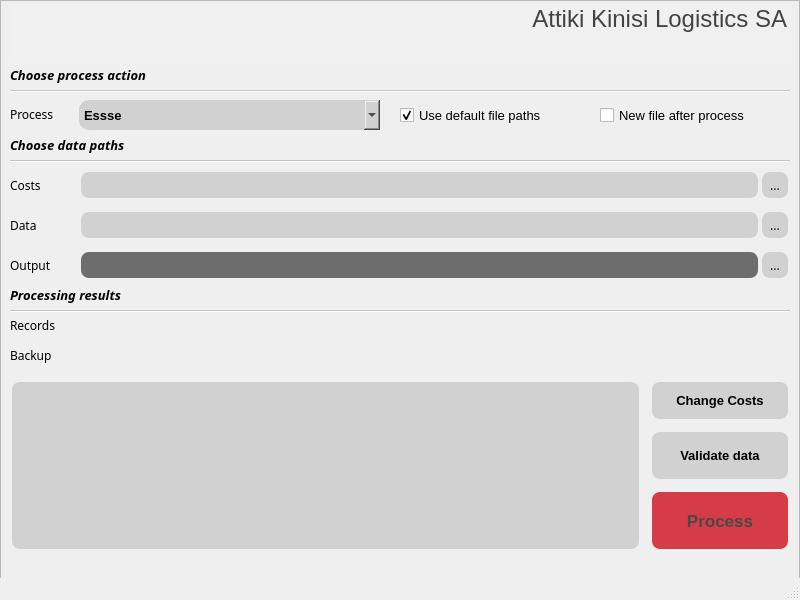
The window that gui/ui_resources/aztool_akl_gui.ui (kosazna/atakl) describes before a commit, drawn with Qt 5.
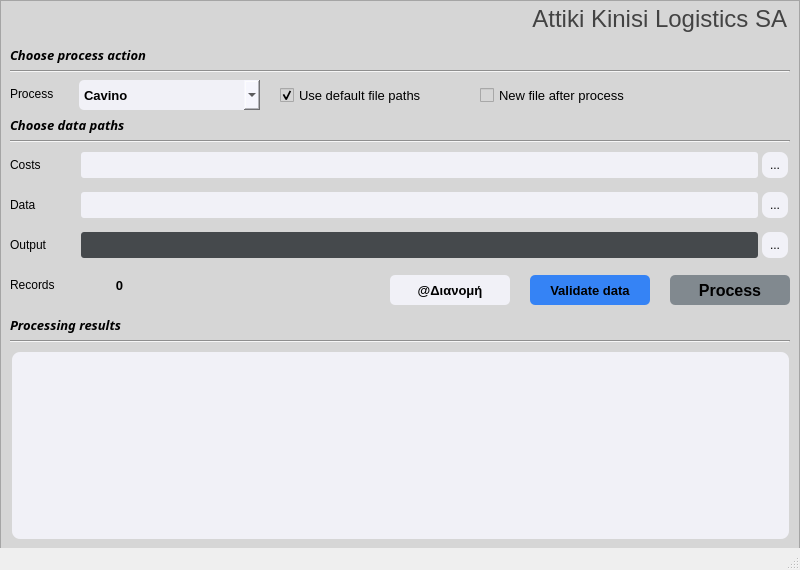
The same window after the commit.

Patch:
```diff
--- a/gui/ui_resources/aztool_akl_gui.ui
+++ b/gui/ui_resources/aztool_akl_gui.ui
@@ -7,7 +7,7 @@
     <x>0</x>
     <y>0</y>
     <width>800</width>
-    <height>600</height>
+    <height>570</height>
    </rect>
   </property>
   <property name="windowTitle">
@@ -20,7 +20,7 @@
       <x>0</x>
       <y>0</y>
       <width>800</width>
-      <height>600</height>
+      <height>550</height>
      </rect>
     </property>
     <property name="palette">
@@ -38,9 +38,9 @@
        <colorrole role="Button">
         <brush brushstyle="SolidPattern">
          <color alpha="255">
-          <red>195</red>
-          <green>195</green>
-          <blue>195</blue>
+          <red>214</red>
+          <green>214</green>
+          <blue>214</blue>
          </color>
         </brush>
        </colorrole>
@@ -80,6 +80,24 @@
          </color>
         </brush>
        </colorrole>
+       <colorrole role="Base">
+        <brush brushstyle="SolidPattern">
+         <color alpha="255">
+          <red>214</red>
+          <green>214</green>
+          <blue>214</blue>
+         </color>
+        </brush>
+       </colorrole>
+       <colorrole role="Window">
+        <brush brushstyle="SolidPattern">
+         <color alpha="255">
+          <red>214</red>
+          <green>214</green>
+          <blue>214</blue>
+         </color>
+        </brush>
+       </colorrole>
       </active>
       <inactive>
        <colorrole role="WindowText">
@@ -94,9 +112,9 @@
        <colorrole role="Button">
         <brush brushstyle="SolidPattern">
          <color alpha="255">
-          <red>195</red>
-          <green>195</green>
-          <blue>195</blue>
+          <red>214</red>
+          <green>214</green>
+          <blue>214</blue>
          </color>
         </brush>
        </colorrole>
@@ -136,6 +154,24 @@
          </color>
         </brush>
        </colorrole>
+       <colorrole role="Base">
+        <brush brushstyle="SolidPattern">
+         <color alpha="255">
+          <red>214</red>
+          <green>214</green>
+          <blue>214</blue>
+         </color>
+        </brush>
+       </colorrole>
+       <colorrole role="Window">
+        <brush brushstyle="SolidPattern">
+         <color alpha="255">
+          <red>214</red>
+          <green>214</green>
+          <blue>214</blue>
+         </color>
+        </brush>
+       </colorrole>
       </inactive>
       <disabled>
        <colorrole role="WindowText">
@@ -150,9 +186,9 @@
        <colorrole role="Button">
         <brush brushstyle="SolidPattern">
          <color alpha="255">
-          <red>195</red>
-          <green>195</green>
-          <blue>195</blue>
+          <red>214</red>
+          <green>214</green>
+          <blue>214</blue>
          </color>
         </brush>
        </colorrole>
@@ -192,6 +228,24 @@
          </color>
         </brush>
        </colorrole>
+       <colorrole role="Base">
+        <brush brushstyle="SolidPattern">
+         <color alpha="255">
+          <red>214</red>
+          <green>214</green>
+          <blue>214</blue>
+         </color>
+        </brush>
+       </colorrole>
+       <colorrole role="Window">
+        <brush brushstyle="SolidPattern">
+         <color alpha="255">
+          <red>214</red>
+          <green>214</green>
+          <blue>214</blue>
+         </color>
+        </brush>
+       </colorrole>
       </disabled>
      </palette>
     </property>
@@ -204,6 +258,9 @@
     <property name="autoFillBackground">
      <bool>false</bool>
     </property>
+    <property name="styleSheet">
+     <string notr="true">background-color: rgb(214, 214, 214);</string>
+    </property>
     <property name="frameShape">
      <enum>QFrame::StyledPanel</enum>
     </property>
@@ -214,11 +271,16 @@
      <property name="geometry">
       <rect>
        <x>10</x>
-       <y>99</y>
+       <y>79</y>
        <width>60</width>
        <height>30</height>
       </rect>
      </property>
+     <property name="font">
+      <font>
+       <pointsize>9</pointsize>
+      </font>
+     </property>
      <property name="text">
       <string>Process</string>
      </property>
@@ -227,11 +289,16 @@
      <property name="geometry">
       <rect>
        <x>10</x>
-       <y>170</y>
+       <y>150</y>
        <width>60</width>
        <height>30</height>
       </rect>
      </property>
+     <property name="font">
+      <font>
+       <pointsize>9</pointsize>
+      </font>
+     </property>
      <property name="text">
       <string>Costs</string>
      </property>
@@ -240,11 +307,16 @@
      <property name="geometry">
       <rect>
        <x>10</x>
-       <y>210</y>
+       <y>190</y>
        <width>60</width>
        <height>30</height>
       </rect>
      </property>
+     <property name="font">
+      <font>
+       <pointsize>9</pointsize>
+      </font>
+     </property>
      <property name="text">
       <string>Data</string>
      </property>
@@ -253,33 +325,25 @@
      <property name="geometry">
       <rect>
        <x>10</x>
-       <y>310</y>
+       <y>270</y>
        <width>60</width>
        <height>30</height>
       </rect>
      </property>
+     <property name="font">
+      <font>
+       <pointsize>9</pointsize>
+      </font>
+     </property>
      <property name="text">
       <string>Records</string>
      </property>
     </widget>
-    <widget class="QLabel" name="label_backup">
-     <property name="geometry">
-      <rect>
-       <x>10</x>
-       <y>340</y>
-       <width>60</width>
-       <height>30</height>
-      </rect>
-     </property>
-     <property name="text">
-      <string>Backup</string>
-     </property>
-    </widget>
     <widget class="QLabel" name="label_data_paths">
      <property name="geometry">
       <rect>
        <x>10</x>
-       <y>130</y>
+       <y>110</y>
        <width>200</width>
        <height>30</height>
       </rect>
@@ -301,7 +365,7 @@
      <property name="geometry">
       <rect>
        <x>10</x>
-       <y>60</y>
+       <y>40</y>
        <width>200</width>
        <height>30</height>
       </rect>
@@ -323,7 +387,7 @@
      <property name="geometry">
       <rect>
        <x>10</x>
-       <y>280</y>
+       <y>310</y>
        <width>200</width>
        <height>30</height>
       </rect>
@@ -345,7 +409,7 @@
      <property name="geometry">
       <rect>
        <x>10</x>
-       <y>90</y>
+       <y>70</y>
        <width>780</width>
        <height>3</height>
       </rect>
@@ -358,7 +422,7 @@
      <property name="geometry">
       <rect>
        <x>10</x>
-       <y>160</y>
+       <y>140</y>
        <width>780</width>
        <height>3</height>
       </rect>
@@ -371,7 +435,7 @@
      <property name="geometry">
       <rect>
        <x>10</x>
-       <y>310</y>
+       <y>340</y>
        <width>780</width>
        <height>3</height>
       </rect>
@@ -384,8 +448,8 @@
      <property name="geometry">
       <rect>
        <x>79</x>
-       <y>100</y>
-       <width>301</width>
+       <y>80</y>
+       <width>181</width>
        <height>30</height>
       </rect>
      </property>
@@ -398,17 +462,29 @@
       </font>
      </property>
      <property name="styleSheet">
-      <string notr="true">background-color: rgb(209, 209, 209);
+      <string notr="true">background-color: rgba(248, 248, 255, 0.8);
+selection-color: rgb(0, 0, 0);
+selection-background-color: rgba(248, 248, 255, 0.8);
 border-width:4px;
 border-color:black;
-border-radius:10px;</string>
+border-radius:5px;</string>
      </property>
      <property name="editable">
       <bool>false</bool>
      </property>
      <property name="frame">
-      <bool>false</bool>
+      <bool>true</bool>
      </property>
+     <item>
+      <property name="text">
+       <string>Cavino</string>
+      </property>
+     </item>
+     <item>
+      <property name="text">
+       <string>Concepts</string>
+      </property>
+     </item>
      <item>
       <property name="text">
        <string>Essse</string>
@@ -441,18 +517,21 @@
      </item>
     </widget>
     <widget class="QToolButton" name="button_process">
+     <property name="enabled">
+      <bool>true</bool>
+     </property>
      <property name="geometry">
       <rect>
-       <x>650</x>
-       <y>490</y>
-       <width>140</width>
-       <height>61</height>
+       <x>670</x>
+       <y>275</y>
+       <width>120</width>
+       <height>30</height>
       </rect>
      </property>
      <property name="font">
       <font>
        <family>Segoe UI</family>
-       <pointsize>13</pointsize>
+       <pointsize>12</pointsize>
        <weight>75</weight>
        <bold>true</bold>
       </font>
@@ -461,12 +540,10 @@
       <bool>false</bool>
      </property>
      <property name="styleSheet">
-      <string notr="true">background-color: rgba(207, 14, 30, 0.8);
-color: rgb(72, 72, 72);
-border-width:4px;
-border-color:black;
-border-style:offset;
-border-radius:10px;</string>
+      <string notr="true">background-color: rgba(108, 117, 125, 0.8);
+color: rgb(0, 0, 0);
+border-width:10px;
+border-radius:5px;</string>
      </property>
      <property name="text">
       <string>Process</string>
@@ -484,10 +561,10 @@
     <widget class="QToolButton" name="button_change_costs">
      <property name="geometry">
       <rect>
-       <x>650</x>
-       <y>380</y>
-       <width>140</width>
-       <height>41</height>
+       <x>390</x>
+       <y>275</y>
+       <width>120</width>
+       <height>30</height>
       </rect>
      </property>
      <property name="font">
@@ -499,21 +576,21 @@
       </font>
      </property>
      <property name="styleSheet">
-      <string notr="true">background-color: rgb(209, 209, 209);
-border-width:4px;
-border-color:black;
-border-style:offset;
-border-radius:10px;</string>
+      <string notr="true">background-color: rgba(248, 248, 255, 0.8);
+color: rgb(0, 0, 0);
+border-width:10px;
+border-radius:5px;
+</string>
      </property>
      <property name="text">
-      <string>Change Costs</string>
+      <string>@Διανομή</string>
      </property>
     </widget>
     <widget class="QLineEdit" name="text_costs">
      <property name="geometry">
       <rect>
        <x>79</x>
-       <y>170</y>
+       <y>150</y>
        <width>681</width>
        <height>30</height>
       </rect>
@@ -525,11 +602,11 @@
       </font>
      </property>
      <property name="styleSheet">
-      <string notr="true">background-color: rgb(209, 209, 209);
+      <string notr="true">background-color: rgba(248, 248, 255, 0.8);
 border-width:4px;
 border-color:black;
 border-style:offset;
-border-radius:10px;</string>
+border-radius:5px;</string>
      </property>
      <property name="frame">
       <bool>true</bool>
@@ -539,7 +616,7 @@
      <property name="geometry">
       <rect>
        <x>79</x>
-       <y>210</y>
+       <y>190</y>
        <width>681</width>
        <height>30</height>
       </rect>
@@ -551,53 +628,35 @@
       </font>
      </property>
      <property name="styleSheet">
-      <string notr="true">background-color: rgb(209, 209, 209);
+      <string notr="true">background-color: rgba(248, 248, 255, 0.8);
 border-width:4px;
 border-color:black;
 border-style:offset;
-border-radius:10px;</string>
+border-radius:5px;</string>
      </property>
     </widget>
     <widget class="QLabel" name="text_records">
      <property name="geometry">
       <rect>
        <x>79</x>
-       <y>310</y>
-       <width>701</width>
+       <y>270</y>
+       <width>81</width>
        <height>30</height>
       </rect>
      </property>
      <property name="font">
       <font>
        <family>Segoe UI</family>
-       <pointsize>9</pointsize>
+       <pointsize>10</pointsize>
        <weight>75</weight>
        <bold>true</bold>
       </font>
      </property>
      <property name="text">
-      <string/>
+      <string>0</string>
      </property>
-    </widget>
-    <widget class="QLabel" name="text_backup">
-     <property name="geometry">
-      <rect>
-       <x>79</x>
-       <y>340</y>
-       <width>701</width>
-       <height>30</height>
-      </rect>
-     </property>
-     <property name="font">
-      <font>
-       <family>Segoe UI</family>
-       <pointsize>9</pointsize>
-       <weight>75</weight>
-       <bold>true</bold>
-      </font>
-     </property>
-     <property name="text">
-      <string/>
+     <property name="alignment">
+      <set>Qt::AlignCenter</set>
      </property>
     </widget>
     <widget class="QTextBrowser" name="akl_logo">
@@ -606,40 +665,94 @@
        <x>10</x>
        <y>1</y>
        <width>781</width>
-       <height>61</height>
+       <height>41</height>
       </rect>
      </property>
      <property name="palette">
       <palette>
        <active>
+        <colorrole role="Button">
+         <brush brushstyle="SolidPattern">
+          <color alpha="255">
+           <red>214</red>
+           <green>214</green>
+           <blue>214</blue>
+          </color>
+         </brush>
+        </colorrole>
         <colorrole role="Base">
          <brush brushstyle="SolidPattern">
           <color alpha="255">
-           <red>240</red>
-           <green>240</green>
-           <blue>240</blue>
+           <red>214</red>
+           <green>214</green>
+           <blue>214</blue>
+          </color>
+         </brush>
+        </colorrole>
+        <colorrole role="Window">
+         <brush brushstyle="SolidPattern">
+          <color alpha="255">
+           <red>214</red>
+           <green>214</green>
+           <blue>214</blue>
           </color>
          </brush>
         </colorrole>
        </active>
        <inactive>
+        <colorrole role="Button">
+         <brush brushstyle="SolidPattern">
+          <color alpha="255">
+           <red>214</red>
+           <green>214</green>
+           <blue>214</blue>
+          </color>
+         </brush>
+        </colorrole>
         <colorrole role="Base">
          <brush brushstyle="SolidPattern">
           <color alpha="255">
-           <red>240</red>
-           <green>240</green>
-           <blue>240</blue>
+           <red>214</red>
+           <green>214</green>
+           <blue>214</blue>
+          </color>
+         </brush>
+        </colorrole>
+        <colorrole role="Window">
+         <brush brushstyle="SolidPattern">
+          <color alpha="255">
+           <red>214</red>
+           <green>214</green>
+           <blue>214</blue>
           </color>
          </brush>
         </colorrole>
        </inactive>
        <disabled>
+        <colorrole role="Button">
+         <brush brushstyle="SolidPattern">
+          <color alpha="255">
+           <red>214</red>
+           <green>214</green>
+           <blue>214</blue>
+          </color>
+         </brush>
+        </colorrole>
         <colorrole role="Base">
          <brush brushstyle="SolidPattern">
           <color alpha="255">
-           <red>240</red>
-           <green>240</green>
-           <blue>240</blue>
+           <red>214</red>
+           <green>214</green>
+           <blue>214</blue>
+          </color>
+         </brush>
+        </colorrole>
+        <colorrole role="Window">
+         <brush brushstyle="SolidPattern">
+          <color alpha="255">
+           <red>214</red>
+           <green>214</green>
+           <blue>214</blue>
           </color>
          </brush>
         </colorrole>
@@ -658,21 +771,21 @@
       <string>&lt;!DOCTYPE HTML PUBLIC &quot;-//W3C//DTD HTML 4.0//EN&quot; &quot;http://www.w3.org/TR/REC-html40/strict.dtd&quot;&gt;
 &lt;html&gt;&lt;head&gt;&lt;meta name=&quot;qrichtext&quot; content=&quot;1&quot; /&gt;&lt;style type=&quot;text/css&quot;&gt;
 p, li { white-space: pre-wrap; }
-&lt;/style&gt;&lt;/head&gt;&lt;body style=&quot; font-family:'Segoe UI'; font-size:9pt; font-weight:400; font-style:normal;&quot;&gt;
-&lt;p align=&quot;right&quot; style=&quot; margin-top:0px; margin-bottom:0px; margin-left:0px; margin-right:0px; -qt-block-indent:0; text-indent:0px;&quot;&gt;&lt;span style=&quot; font-family:'Century Gothic'; font-size:18pt; color:#434343;&quot;&gt;Attiki Kinisi Logistics SA&lt;/span&gt;&lt;/p&gt;&lt;/body&gt;&lt;/html&gt;</string>
+&lt;/style&gt;&lt;/head&gt;&lt;body style=&quot; font-family:'Segoe UI'; font-size:8.25pt; font-weight:400; font-style:normal;&quot;&gt;
+&lt;p align=&quot;right&quot; style=&quot; margin-top:0px; margin-bottom:0px; margin-left:0px; margin-right:0px; -qt-block-indent:0; text-indent:0px;&quot;&gt;&lt;span style=&quot; font-size:18pt; color:#434343;&quot;&gt;Attiki Kinisi Logistics SA&lt;/span&gt;&lt;/p&gt;&lt;/body&gt;&lt;/html&gt;</string>
      </property>
     </widget>
     <widget class="QToolButton" name="browse_costs">
      <property name="geometry">
       <rect>
        <x>760</x>
-       <y>170</y>
+       <y>150</y>
        <width>30</width>
        <height>30</height>
       </rect>
      </property>
      <property name="styleSheet">
-      <string notr="true">background-color: rgb(209, 209, 209);
+      <string notr="true">background-color: rgba(248, 248, 255, 0.8);
 border-width:4px;
 border-color:black;
 border-style:offset;
@@ -686,13 +799,13 @@
      <property name="geometry">
       <rect>
        <x>760</x>
-       <y>210</y>
+       <y>190</y>
        <width>30</width>
        <height>30</height>
       </rect>
      </property>
      <property name="styleSheet">
-      <string notr="true">background-color: rgb(209, 209, 209);
+      <string notr="true">background-color: rgba(248, 248, 255, 0.8);
 border-width:4px;
 border-color:black;
 border-style:offset;
@@ -706,9 +819,9 @@
      <property name="geometry">
       <rect>
        <x>10</x>
-       <y>380</y>
-       <width>631</width>
-       <height>171</height>
+       <y>350</y>
+       <width>781</width>
+       <height>191</height>
       </rect>
      </property>
      <property name="font">
@@ -718,7 +831,7 @@
       </font>
      </property>
      <property name="styleSheet">
-      <string notr="true">background-color: rgb(209, 209, 209);
+      <string notr="true">background-color: rgba(248, 248, 255, 0.8);
 border-width:4px;
 border-color:black;
 border-style:offset;
@@ -728,8 +841,8 @@
     <widget class="QCheckBox" name="tick_default">
      <property name="geometry">
       <rect>
-       <x>400</x>
-       <y>100</y>
+       <x>280</x>
+       <y>80</y>
        <width>191</width>
        <height>30</height>
       </rect>
@@ -762,11 +875,16 @@
      <property name="geometry">
       <rect>
        <x>10</x>
-       <y>250</y>
+       <y>230</y>
        <width>60</width>
        <height>30</height>
       </rect>
      </property>
+     <property name="font">
+      <font>
+       <pointsize>9</pointsize>
+      </font>
+     </property>
      <property name="text">
       <string>Output</string>
      </property>
@@ -775,7 +893,7 @@
      <property name="geometry">
       <rect>
        <x>79</x>
-       <y>250</y>
+       <y>230</y>
        <width>681</width>
        <height>30</height>
       </rect>
@@ -787,24 +905,24 @@
       </font>
      </property>
      <property name="styleSheet">
-      <string notr="true">background-color: rgb(109, 109, 109);
+      <string notr="true">background-color: rgba(33, 37, 41, 0.8);
 border-width:4px;
 border-color:black;
 border-style:offset;
-border-radius:10px;</string>
+border-radius:5px;</string>
      </property>
     </widget>
     <widget class="QToolButton" name="browse_output">
      <property name="geometry">
       <rect>
        <x>760</x>
-       <y>250</y>
+       <y>230</y>
        <width>30</width>
        <height>30</height>
       </rect>
      </property>
      <property name="styleSheet">
-      <string notr="true">background-color: rgb(209, 209, 209);
+      <string notr="true">background-color: rgba(248, 248, 255, 0.8);
 border-width:4px;
 border-color:black;
 border-style:offset;
@@ -817,10 +935,10 @@
     <widget class="QToolButton" name="button_validate_data">
      <property name="geometry">
       <rect>
-       <x>650</x>
-       <y>430</y>
-       <width>140</width>
-       <height>51</height>
+       <x>530</x>
+       <y>275</y>
+       <width>120</width>
+       <height>30</height>
       </rect>
      </property>
      <property name="font">
@@ -832,11 +950,11 @@
       </font>
      </property>
      <property name="styleSheet">
-      <string notr="true">background-color: rgb(209, 209, 209);
-border-width:4px;
-border-color:black;
-border-style:offset;
-border-radius:10px;</string>
+      <string notr="true">background-color: rgba(13, 110, 253, 0.8);
+color: rgb(0, 0, 0);
+border-width:10px;
+border-radius:5px;
+</string>
      </property>
      <property name="text">
       <string>Validate data</string>
@@ -845,8 +963,8 @@
     <widget class="QCheckBox" name="tick_export_new">
      <property name="geometry">
       <rect>
-       <x>600</x>
-       <y>100</y>
+       <x>480</x>
+       <y>80</y>
        <width>191</width>
        <height>30</height>
       </rect>
```
Left out of the diff: 42 changed lines with no effect on the pictures.
